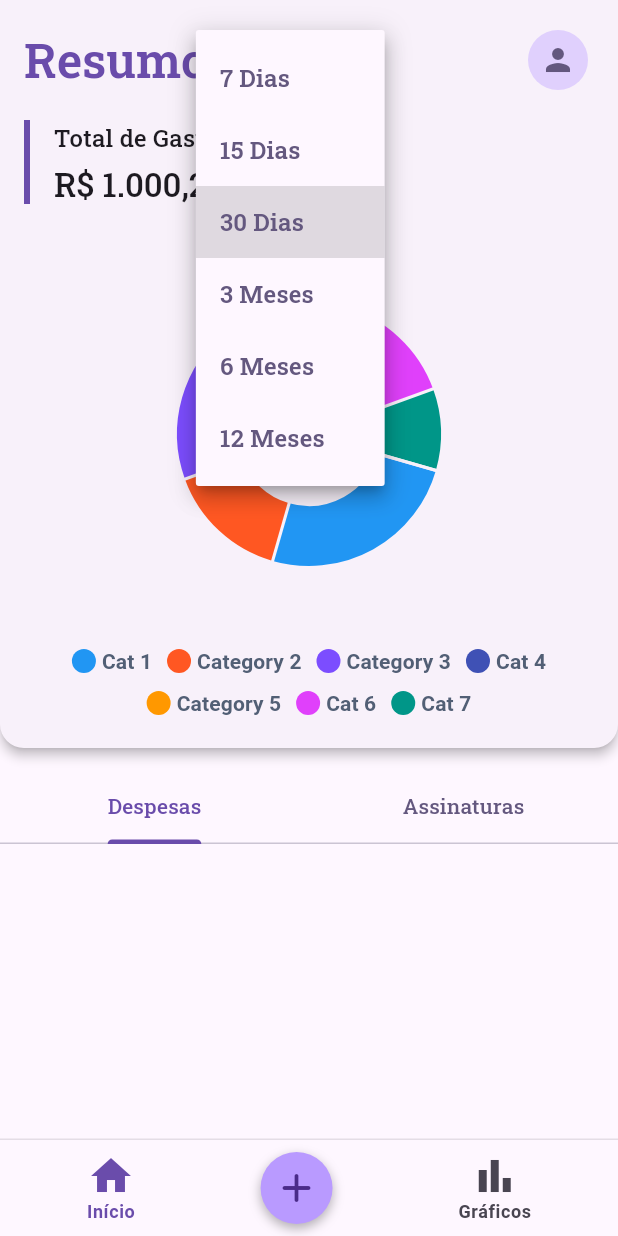
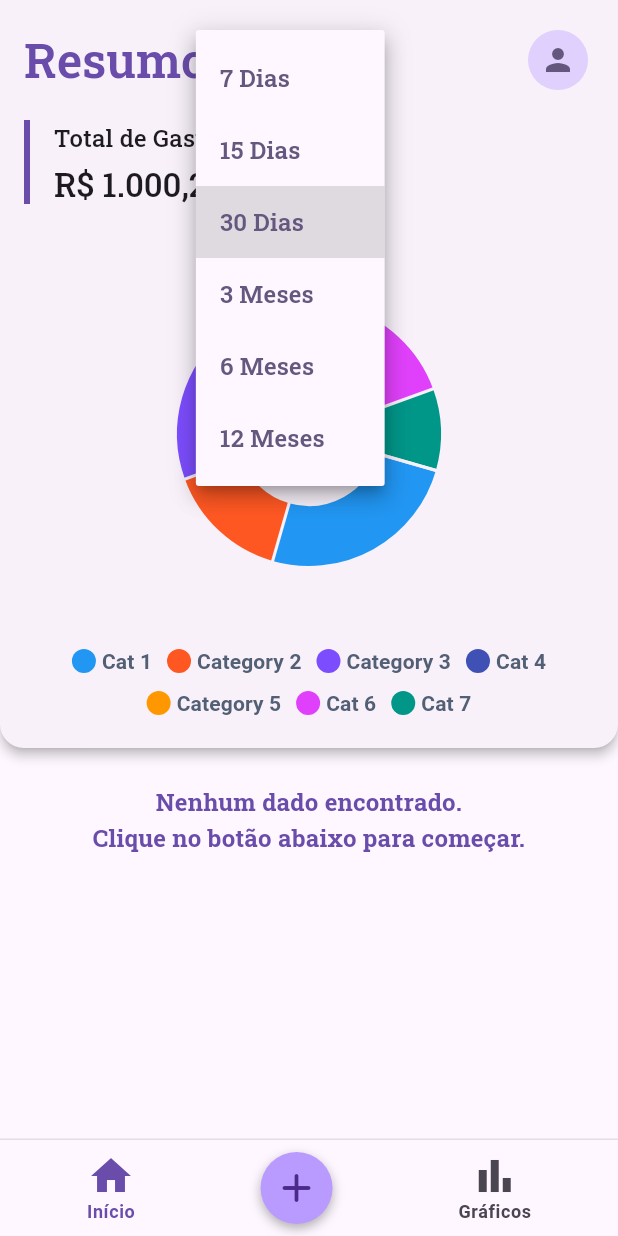
Before and after one commit to Adriaaann/tcc_app, a Flutter app: the WidgetTree screen opened by its route, after a tap on "30 Dias", on a phone screen of 412 x 824 dp. Run offline on Flutter 3.47's test engine with Material 3 defaults, Android fonts, the phone set to English and light mode, and no system bars; drawn by our look-alikes of fl_chart; our stand-ins replace currency_text_input_formatter, google_fonts, sqflite; accounts and stored records are empty.

Commit message:
feat: show text if no data db

```diff
--- a/lib/utils/refresh_db.dart
+++ b/lib/services/db_utils.dart
@@ -1,4 +1,5 @@
 import 'package:flutter/material.dart';
+import 'package:sqflite/sqflite.dart';
 import 'package:tcc_app/models/financial_form_data_model.dart';
 import 'package:tcc_app/services/db_helper.dart';
 
@@ -25,3 +26,21 @@ Future<void> refreshFinancialData() async {
 
   financialDataNotifier.value = [expenses, subscriptions];
 }
+
+Future<bool> hasFinancialData() async {
+  final db = await DbHelper.instance.database;
+
+  final expenseCount =
+      Sqflite.firstIntValue(
+        await db.rawQuery('SELECT COUNT(*) FROM expenses'),
+      ) ??
+      0;
+
+  final subscriptionCount =
+      Sqflite.firstIntValue(
+        await db.rawQuery('SELECT COUNT(*) FROM subscriptions'),
+      ) ??
+      0;
+
+  return expenseCount > 0 || subscriptionCount > 0;
+}
--- a/lib/views/widgets/financial_widget.dart
+++ b/lib/views/widgets/financial_widget.dart
@@ -1,6 +1,7 @@
 import 'package:flutter/material.dart';
 import 'package:tcc_app/models/financial_form_data_model.dart';
-import 'package:tcc_app/utils/refresh_db.dart';
+import 'package:tcc_app/services/db_utils.dart';
+import 'package:tcc_app/utils/theme_extensions.dart';
 import 'package:tcc_app/views/widgets/custom_tab_bar_widget.dart';
 import 'package:tcc_app/views/widgets/financial_card_widget.dart';
 
@@ -26,8 +27,34 @@ class _FinancialWidgetState extends State<FinancialWidget> {
   }
 
   @override
-  Widget build(BuildContext context) =>
-      ValueListenableBuilder<List<List<FinancialFormData>>>(
+  Widget build(BuildContext context) => FutureBuilder<bool>(
+    future: hasFinancialData(),
+    builder: (context, snapshot) {
+      if (snapshot.connectionState != ConnectionState.done) {
+        return const Center(child: CircularProgressIndicator());
+      }
+
+      if (snapshot.hasError) {
+        return Center(child: Text('Erro: ${snapshot.error}'));
+      }
+
+      final hasData = snapshot.data ?? false;
+
+      if (!hasData) {
+        return Padding(
+          padding: const EdgeInsets.all(24.0),
+          child: Text(
+            'Nenhum dado encontrado.\nClique no botão abaixo para começar.',
+            textAlign: TextAlign.center,
+            style: context.textTheme.titleMedium?.copyWith(
+              color: context.colorScheme.primary,
+              fontWeight: FontWeight.w700,
+            ),
+          ),
+        );
+      }
+
+      return ValueListenableBuilder<List<List<FinancialFormData>>>(
         valueListenable: financialDataNotifier,
         builder: (context, cardItems, _) => Padding(
           padding: const EdgeInsets.only(top: 16),
@@ -51,4 +78,6 @@ class _FinancialWidgetState extends State<FinancialWidget> {
           ),
         ),
       );
+    },
+  );
 }
```
